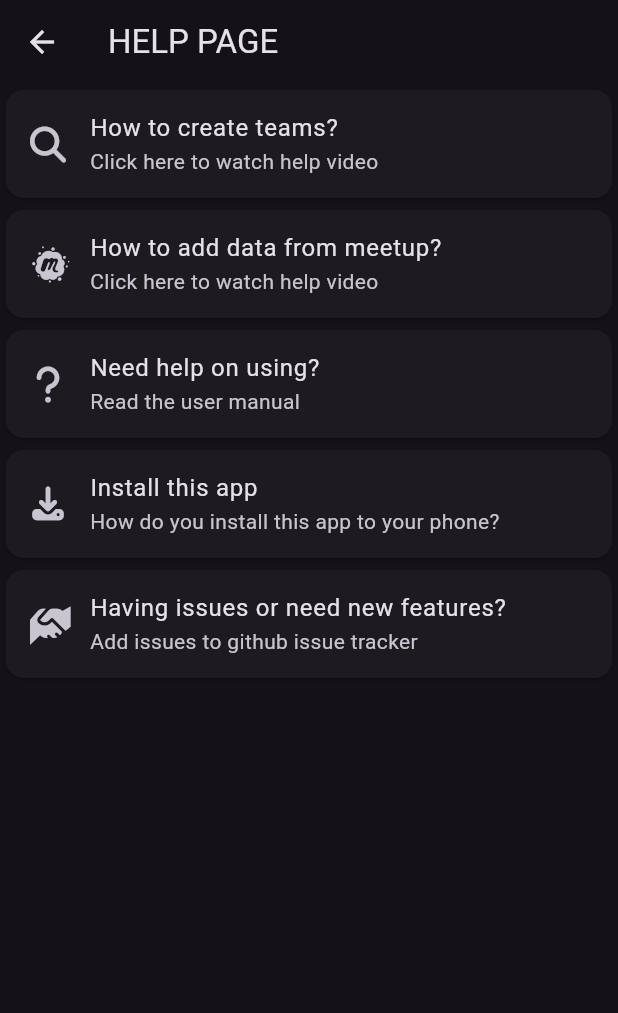
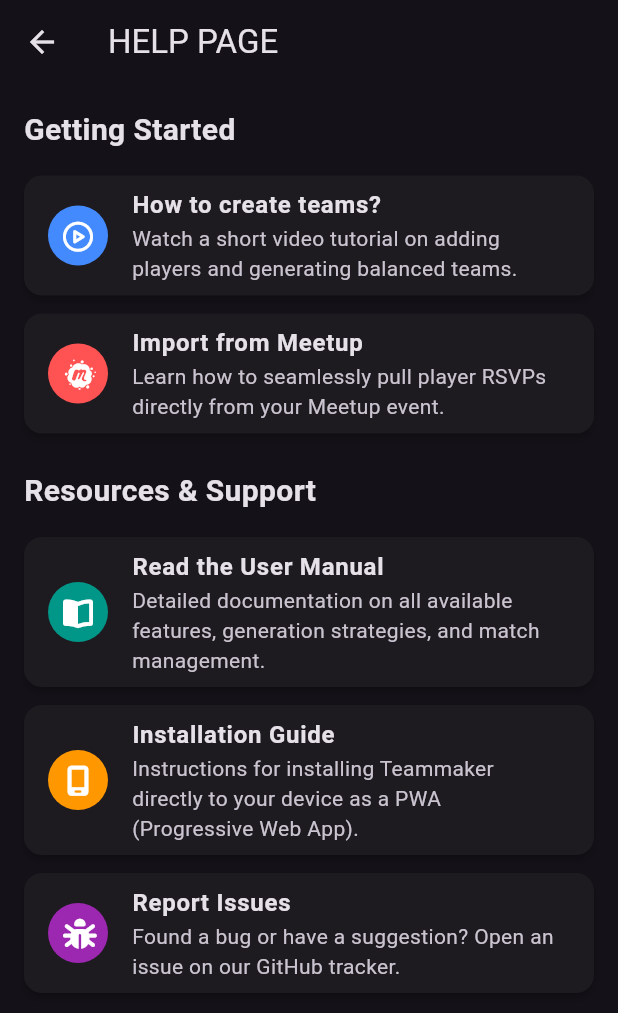
Before and after one commit to zmsp/teammaker, a Flutter app: the HelpExample screen opened directly, on a phone screen of 412 x 824 dp. Shown: the top 1013 px of the screen. Run offline on Flutter 3.47's test engine with Material 3 defaults, Android fonts, the phone set to English and light mode, and no system bars; our stand-ins replace font_awesome_flutter, shared_preferences, video_player; missing offline and left inert: pluto_grid, pluto_grid_export; accounts and stored records are empty.

Commit message:
help screen and ui

```diff
--- a/lib/HelpScreen.dart
+++ b/lib/HelpScreen.dart
@@ -27,12 +27,30 @@ class _HelpExampleState extends State<HelpExample> {
         title: Text("HELP PAGE"),
       ),
       body: ListView(
+        padding: const EdgeInsets.all(16.0),
         children: <Widget>[
+          const Padding(
+            padding: EdgeInsets.only(bottom: 16.0),
+            child: Text(
+              'Getting Started',
+              style: TextStyle(fontSize: 20, fontWeight: FontWeight.bold),
+            ),
+          ),
           Card(
+            elevation: 2,
+            margin: const EdgeInsets.only(bottom: 12.0),
+            shape:
+                RoundedRectangleBorder(borderRadius: BorderRadius.circular(12)),
             child: ListTile(
-              leading: Icon(FontAwesomeIcons.magnifyingGlass),
-              title: Text('How to create teams?'),
-              subtitle: Text('Click here to watch help video'),
+              leading: const CircleAvatar(
+                backgroundColor: Colors.blueAccent,
+                child: Icon(FontAwesomeIcons.circlePlay,
+                    color: Colors.white, size: 20),
+              ),
+              title: const Text('How to create teams?',
+                  style: TextStyle(fontWeight: FontWeight.bold)),
+              subtitle: const Text(
+                  'Watch a short video tutorial on adding players and generating balanced teams.'),
               onTap: () {
                 Navigator.push(
                     context,
@@ -43,10 +61,20 @@ class _HelpExampleState extends State<HelpExample> {
             ),
           ),
           Card(
+            elevation: 2,
+            margin: const EdgeInsets.only(bottom: 24.0),
+            shape:
+                RoundedRectangleBorder(borderRadius: BorderRadius.circular(12)),
             child: ListTile(
-              leading: Icon(FontAwesomeIcons.meetup),
-              title: Text('How to add data from meetup?'),
-              subtitle: Text('Click here to watch help video'),
+              leading: const CircleAvatar(
+                backgroundColor: Colors.redAccent,
+                child: Icon(FontAwesomeIcons.meetup,
+                    color: Colors.white, size: 20),
+              ),
+              title: const Text('Import from Meetup',
+                  style: TextStyle(fontWeight: FontWeight.bold)),
+              subtitle: const Text(
+                  'Learn how to seamlessly pull player RSVPs directly from your Meetup event.'),
               onTap: () {
                 Navigator.push(
                     context,
@@ -56,31 +84,68 @@ class _HelpExampleState extends State<HelpExample> {
               },
             ),
           ),
+          const Padding(
+            padding: EdgeInsets.only(bottom: 16.0),
+            child: Text(
+              'Resources & Support',
+              style: TextStyle(fontSize: 20, fontWeight: FontWeight.bold),
+            ),
+          ),
           Card(
+            elevation: 2,
+            margin: const EdgeInsets.only(bottom: 12.0),
+            shape:
+                RoundedRectangleBorder(borderRadius: BorderRadius.circular(12)),
             child: ListTile(
-                leading: Icon(FontAwesomeIcons.question),
-                subtitle: Text('Read the user manual'),
-                title: Text('Need help on using?'),
+                leading: const CircleAvatar(
+                  backgroundColor: Colors.teal,
+                  child: Icon(FontAwesomeIcons.bookOpen,
+                      color: Colors.white, size: 20),
+                ),
+                title: const Text('Read the User Manual',
+                    style: TextStyle(fontWeight: FontWeight.bold)),
+                subtitle: const Text(
+                    'Detailed documentation on all available features, generation strategies, and match management.'),
                 onTap: () {
                   _launchInBrowser(
                       "https://github.com/zmsp/teammaker/wiki/user-manual");
                 }),
           ),
           Card(
+            elevation: 2,
+            margin: const EdgeInsets.only(bottom: 12.0),
+            shape:
+                RoundedRectangleBorder(borderRadius: BorderRadius.circular(12)),
             child: ListTile(
-                leading: Icon(FontAwesomeIcons.download),
-                subtitle: Text('How do you install this app to your phone?'),
-                title: Text('Install this app'),
+                leading: const CircleAvatar(
+                  backgroundColor: Colors.orange,
+                  child: Icon(FontAwesomeIcons.mobileScreen,
+                      color: Colors.white, size: 20),
+                ),
+                title: const Text('Installation Guide',
+                    style: TextStyle(fontWeight: FontWeight.bold)),
+                subtitle: const Text(
+                    'Instructions for installing Teammaker directly to your device as a PWA (Progressive Web App).'),
                 onTap: () {
                   _launchInBrowser(
                       "https://github.com/zmsp/teammaker/wiki/installation");
                 }),
           ),
           Card(
+            elevation: 2,
+            margin: const EdgeInsets.only(bottom: 12.0),
+            shape:
+                RoundedRectangleBorder(borderRadius: BorderRadius.circular(12)),
             child: ListTile(
-                leading: Icon(FontAwesomeIcons.handshakeAngle),
-                subtitle: Text('Add issues to github issue tracker'),
-                title: Text('Having issues or need new features?'),
+                leading: const CircleAvatar(
+                  backgroundColor: Colors.purple,
+                  child:
+                      Icon(FontAwesomeIcons.bug, color: Colors.white, size: 20),
+                ),
+                title: const Text('Report Issues',
+                    style: TextStyle(fontWeight: FontWeight.bold)),
+                subtitle: const Text(
+                    'Found a bug or have a suggestion? Open an issue on our GitHub tracker.'),
                 onTap: () {
                   _launchInBrowser('https://github.com/zmsp/teammaker/issues');
                 }),
```
Also changed, not shown: lib/home_screen.dart (+153 -145 lines).
